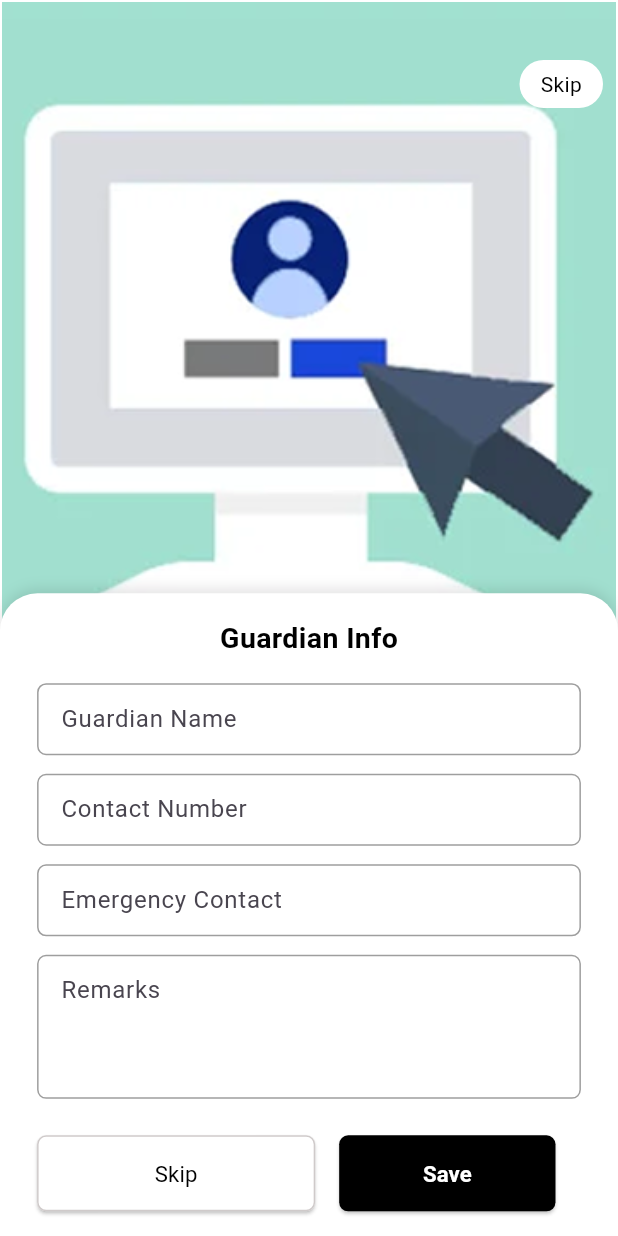
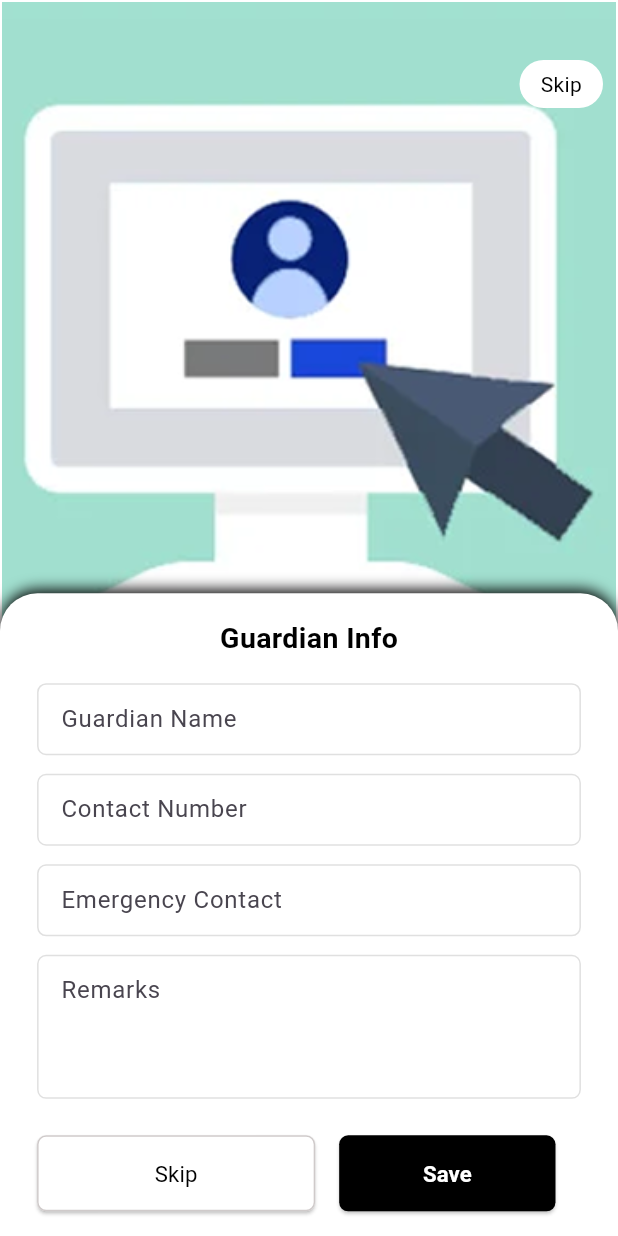
Before and after one commit to Hateem954/Coagnitive_Quiz, a Flutter app: the GuardianInfoScreen screen opened directly, on a phone screen of 412 x 824 dp. Run offline on Flutter 3.47's test engine with Material 3 defaults, Android fonts, the phone set to English and light mode, and no system bars; our stand-ins replace cached_network_image, dio, flutter_screenutil, flutter_tts, get, image_picker and 3 more; accounts and stored records are empty; network calls fail.

Commit message:
color changingssss

```diff
--- a/lib/views/guardian_screen.dart
+++ b/lib/views/guardian_screen.dart
@@ -270,7 +270,7 @@ class _GuardianInfoScreenState extends State<GuardianInfoScreen> {
     double sp(double value) => screenWidth * (value / 390);
 
     return Scaffold(
-      backgroundColor: Colors.white,
+      backgroundColor: AppColors.white,
       body: Consumer<GuardianProvider>(
         builder: (context, guardianProvider, child) {
           return Stack(
@@ -297,12 +297,12 @@ class _GuardianInfoScreenState extends State<GuardianInfoScreen> {
                       vertical: 6,
                     ),
                     decoration: BoxDecoration(
-                      color: Colors.white,
+                      color: AppColors.white,
                       borderRadius: BorderRadius.circular(20),
                     ),
                     child: const Text(
                       "Skip",
-                      style: TextStyle(color: Colors.black, fontSize: 14),
+                      style: TextStyle(color: AppColors.black, fontSize: 14),
                     ),
                   ),
                 ),
@@ -315,14 +315,14 @@ class _GuardianInfoScreenState extends State<GuardianInfoScreen> {
                   width: double.infinity,
                   height: screenHeight * 0.52,
                   decoration: const BoxDecoration(
-                    color: Colors.white,
+                    color: AppColors.white,
                     borderRadius: BorderRadius.only(
                       topLeft: Radius.circular(25),
                       topRight: Radius.circular(25),
                     ),
                     boxShadow: [
                       BoxShadow(
-                        color: Colors.black12,
+                        color: AppColors.black,
                         blurRadius: 8,
                         offset: Offset(0, -2),
                       ),
@@ -341,7 +341,7 @@ class _GuardianInfoScreenState extends State<GuardianInfoScreen> {
                           style: TextStyle(
                             fontSize: sp(18),
                             fontWeight: FontWeight.bold,
-                            color: Colors.black,
+                            color: AppColors.black,
                           ),
                         ),
                         SizedBox(height: h(0.02)),
@@ -376,8 +376,8 @@ class _GuardianInfoScreenState extends State<GuardianInfoScreen> {
                               width: screenWidth * 0.45,
                               child: ElevatedButton(
                                 style: ElevatedButton.styleFrom(
-                                  backgroundColor: Colors.white,
-                                  foregroundColor: Colors.black,
+                                  backgroundColor: AppColors.white,
+                                  foregroundColor: AppColors.black,
                                   side: const BorderSide(
                                     color: AppColors.greytextfields,
                                   ),
@@ -394,7 +394,7 @@ class _GuardianInfoScreenState extends State<GuardianInfoScreen> {
                                   style: TextStyle(
                                     fontSize: sp(14),
                                     fontWeight: FontWeight.normal,
-                                    color: Colors.black,
+                                    color: AppColors.black,
                                   ),
                                 ),
                               ),
@@ -404,8 +404,8 @@ class _GuardianInfoScreenState extends State<GuardianInfoScreen> {
                               width: screenWidth * 0.35,
                               child: ElevatedButton(
                                 style: ElevatedButton.styleFrom(
-                                  backgroundColor: Colors.black,
-                                  foregroundColor: Colors.white,
+                                  backgroundColor: AppColors.black,
+                                  foregroundColor: AppColors.white,
                                   padding: EdgeInsets.symmetric(
                                     vertical: h(0.018),
                                   ),
@@ -468,7 +468,7 @@ class _GuardianInfoScreenState extends State<GuardianInfoScreen> {
                                           width: 18,
                                           child: CircularProgressIndicator(
                                             strokeWidth: 2,
-                                            color: Colors.white,
+                                            color: AppColors.white,
                                           ),
                                         )
                                         : Text(
@@ -512,15 +512,15 @@ class _GuardianInfoScreenState extends State<GuardianInfoScreen> {
         ),
         border: OutlineInputBorder(
           borderRadius: BorderRadius.circular(6),
-          borderSide: const BorderSide(color: Colors.grey),
+          borderSide: const BorderSide(color: AppColors.grey),
         ),
         enabledBorder: OutlineInputBorder(
           borderRadius: BorderRadius.circular(6),
-          borderSide: const BorderSide(color: Colors.grey),
+          borderSide: const BorderSide(color: AppColors.grey),
         ),
         focusedBorder: OutlineInputBorder(
           borderRadius: BorderRadius.circular(6),
-          borderSide: const BorderSide(color: Colors.black),
+          borderSide: const BorderSide(color: AppColors.black),
         ),
       ),
     );
```
